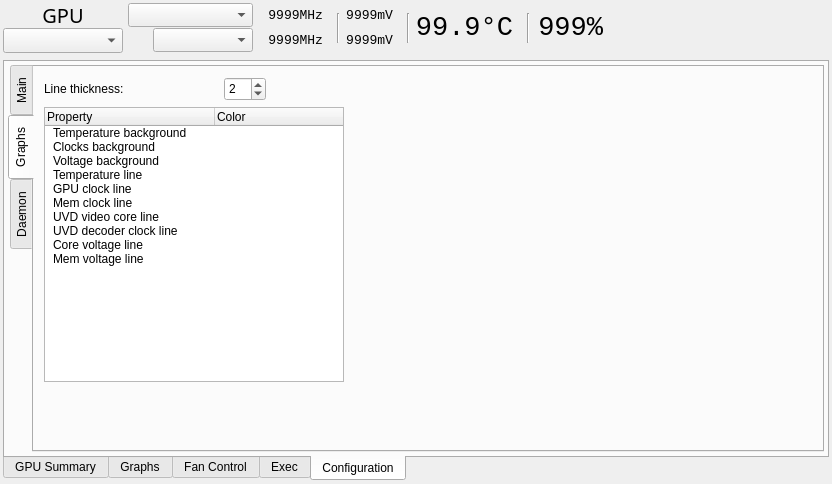
The window that radeon-profile/radeon_profile.ui (marazmista/radeon-profile) describes before a commit, drawn with Qt 5.
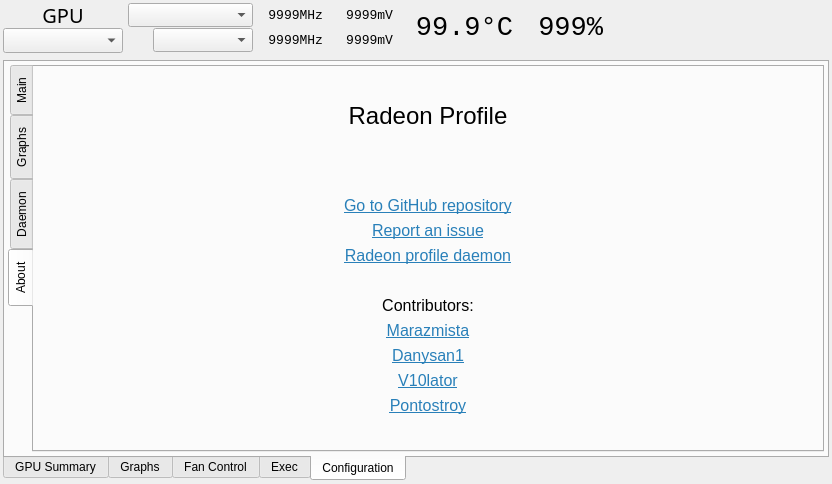
The same window after the commit. The open tabs and pages were chosen to show the change. Icons and pictures are not drawn. Custom widgets are drawn as their Qt base class.

Diff of the .ui file:
```diff
--- a/radeon-profile/radeon_profile.ui
+++ b/radeon-profile/radeon_profile.ui
@@ -305,19 +305,6 @@
         <set>Qt::AlignRight|Qt::AlignTrailing|Qt::AlignVCenter</set>
        </property>
       </widget>
-      <widget class="Line" name="line_clocks">
-       <property name="geometry">
-        <rect>
-         <x>330</x>
-         <y>10</y>
-         <width>10</width>
-         <height>30</height>
-        </rect>
-       </property>
-       <property name="orientation">
-        <enum>Qt::Vertical</enum>
-       </property>
-      </widget>
       <widget class="QLabel" name="l_cVolt">
        <property name="geometry">
         <rect>
@@ -395,32 +382,6 @@
         <set>Qt::AlignRight|Qt::AlignTrailing|Qt::AlignVCenter</set>
        </property>
       </widget>
-      <widget class="Line" name="line_temp">
-       <property name="geometry">
-        <rect>
-         <x>520</x>
-         <y>10</y>
-         <width>10</width>
-         <height>30</height>
-        </rect>
-       </property>
-       <property name="orientation">
-        <enum>Qt::Vertical</enum>
-       </property>
-      </widget>
-      <widget class="Line" name="line_volts">
-       <property name="geometry">
-        <rect>
-         <x>400</x>
-         <y>10</y>
-         <width>10</width>
-         <height>30</height>
-        </rect>
-       </property>
-       <property name="orientation">
-        <enum>Qt::Vertical</enum>
-       </property>
-      </widget>
      </widget>
     </item>
     <item>
@@ -3205,6 +3166,264 @@
             </property>
            </widget>
           </widget>
+          <widget class="QWidget" name="tab_about">
+           <attribute name="title">
+            <string>About</string>
+           </attribute>
+           <layout class="QGridLayout" name="gridLayout_3">
+            <item row="0" column="0">
+             <layout class="QVBoxLayout" name="verticalLayout_16">
+              <item>
+               <spacer name="verticalSpacer_5">
+                <property name="orientation">
+                 <enum>Qt::Vertical</enum>
+                </property>
+                <property name="sizeHint" stdset="0">
+                 <size>
+                  <width>766</width>
+                  <height>27</height>
+                 </size>
+                </property>
+               </spacer>
+              </item>
+              <item>
+               <widget class="QLabel" name="label_radeonProfile">
+                <property name="font">
+                 <font>
+                  <pointsize>18</pointsize>
+                 </font>
+                </property>
+                <property name="text">
+                 <string>Radeon Profile</string>
+                </property>
+                <property name="alignment">
+                 <set>Qt::AlignCenter</set>
+                </property>
+               </widget>
+              </item>
+              <item>
+               <widget class="QLabel" name="label_version">
+                <property name="font">
+                 <font>
+                  <pointsize>12</pointsize>
+                 </font>
+                </property>
+                <property name="text">
+                 <string/>
+                </property>
+                <property name="textFormat">
+                 <enum>Qt::PlainText</enum>
+                </property>
+                <property name="alignment">
+                 <set>Qt::AlignCenter</set>
+                </property>
+               </widget>
+              </item>
+              <item>
+               <spacer name="verticalSpacer">
+                <property name="orientation">
+                 <enum>Qt::Vertical</enum>
+                </property>
+                <property name="sizeHint" stdset="0">
+                 <size>
+                  <width>20</width>
+                  <height>40</height>
+                 </size>
+                </property>
+               </spacer>
+              </item>
+              <item>
+               <widget class="QLabel" name="label_gitHubRepo">
+                <property name="font">
+                 <font>
+                  <pointsize>12</pointsize>
+                 </font>
+                </property>
+                <property name="text">
+                 <string>&lt;html&gt;&lt;head/&gt;&lt;body&gt;&lt;p&gt;&lt;a href=&quot;https://github.com/marazmista/radeon-profile&quot;&gt;&lt;span style=&quot; text-decoration: underline; color:#2980b9;&quot;&gt;Go to GitHub repository&lt;/span&gt;&lt;/a&gt;&lt;/p&gt;&lt;/body&gt;&lt;/html&gt;</string>
+                </property>
+                <property name="textFormat">
+                 <enum>Qt::RichText</enum>
+                </property>
+                <property name="alignment">
+                 <set>Qt::AlignCenter</set>
+                </property>
+                <property name="openExternalLinks">
+                 <bool>true</bool>
+                </property>
+               </widget>
+              </item>
+              <item>
+               <widget class="QLabel" name="label_issues">
+                <property name="font">
+                 <font>
+                  <pointsize>12</pointsize>
+                 </font>
+                </property>
+                <property name="text">
+                 <string>&lt;html&gt;&lt;head/&gt;&lt;body&gt;&lt;p&gt;&lt;a href=&quot;https://github.com/marazmista/radeon-profile/issues&quot;&gt;&lt;span style=&quot; text-decoration: underline; color:#2980b9;&quot;&gt;Report an issue&lt;/span&gt;&lt;/a&gt;&lt;/p&gt;&lt;/body&gt;&lt;/html&gt;</string>
+                </property>
+                <property name="textFormat">
+                 <enum>Qt::RichText</enum>
+                </property>
+                <property name="alignment">
+                 <set>Qt::AlignCenter</set>
+                </property>
+                <property name="openExternalLinks">
+                 <bool>true</bool>
+                </property>
+               </widget>
+              </item>
+              <item>
+               <widget class="QLabel" name="label_gitHubRepo_daemon">
+                <property name="font">
+                 <font>
+                  <pointsize>12</pointsize>
+                 </font>
+                </property>
+                <property name="text">
+                 <string>&lt;html&gt;&lt;head/&gt;&lt;body&gt;&lt;p&gt;&lt;a href=&quot;https://github.com/marazmista/radeon-profile-daemon&quot;&gt;&lt;span style=&quot; text-decoration: underline; color:#2980b9;&quot;&gt;Radeon profile daemon&lt;/span&gt;&lt;/a&gt;&lt;/p&gt;&lt;/body&gt;&lt;/html&gt;</string>
+                </property>
+                <property name="textFormat">
+                 <enum>Qt::RichText</enum>
+                </property>
+                <property name="alignment">
+                 <set>Qt::AlignCenter</set>
+                </property>
+                <property name="openExternalLinks">
+                 <bool>true</bool>
+                </property>
+               </widget>
+              </item>
+              <item>
+               <spacer name="verticalSpacer_6">
+                <property name="orientation">
+                 <enum>Qt::Vertical</enum>
+                </property>
+                <property name="sizeHint" stdset="0">
+                 <size>
+                  <width>766</width>
+                  <height>28</height>
+                 </size>
+                </property>
+               </spacer>
+              </item>
+              <item>
+               <widget class="QLabel" name="label_contributors">
+                <property name="font">
+                 <font>
+                  <pointsize>12</pointsize>
+                 </font>
+                </property>
+                <property name="text">
+                 <string>Contributors:</string>
+                </property>
+                <property name="alignment">
+                 <set>Qt::AlignCenter</set>
+                </property>
+               </widget>
+              </item>
+              <item>
+               <widget class="QLabel" name="label_contributor1">
+                <property name="font">
+                 <font>
+                  <pointsize>12</pointsize>
+                 </font>
+                </property>
+                <property name="text">
+                 <string>&lt;html&gt;&lt;head/&gt;&lt;body&gt;&lt;p&gt;&lt;a href=&quot;https://github.com/marazmista&quot;&gt;&lt;span style=&quot; text-decoration: underline; color:#2980b9;&quot;&gt;Marazmista&lt;/span&gt;&lt;/a&gt;&lt;/p&gt;&lt;/body&gt;&lt;/html&gt;</string>
+                </property>
+                <property name="textFormat">
+                 <enum>Qt::RichText</enum>
+                </property>
+                <property name="alignment">
+                 <set>Qt::AlignCenter</set>
+                </property>
+                <property name="openExternalLinks">
+                 <bool>true</bool>
+                </property>
+               </widget>
+              </item>
+              <item>
+               <widget class="QLabel" name="label_contributor2">
+                <property name="font">
+                 <font>
+                  <pointsize>12</pointsize>
+                 </font>
+                </property>
+                <property name="text">
+                 <string>&lt;html&gt;&lt;head/&gt;&lt;body&gt;&lt;p&gt;&lt;a href=&quot;https://github.com/Danysan1&quot;&gt;&lt;span style=&quot; text-decoration: underline; color:#2980b9;&quot;&gt;Danysan1&lt;/span&gt;&lt;/a&gt;&lt;/p&gt;&lt;/body&gt;&lt;/html&gt;</string>
+                </property>
+                <property name="textFormat">
+                 <enum>Qt::RichText</enum>
+                </property>
+                <property name="alignment">
+                 <set>Qt::AlignCenter</set>
+                </property>
+                <property name="openExternalLinks">
+                 <bool>true</bool>
+                </property>
+               </widget>
+              </item>
+              <item>
+               <widget class="QLabel" name="label_contributor3">
+                <property name="font">
+                 <font>
+                  <pointsize>12</pointsize>
+                 </font>
+                </property>
+                <property name="text">
+                 <string>&lt;html&gt;&lt;head/&gt;&lt;body&gt;&lt;p&gt;&lt;a href=&quot;https://github.com/V10lator&quot;&gt;&lt;span style=&quot; text-decoration: underline; color:#2980b9;&quot;&gt;V10lator&lt;/span&gt;&lt;/a&gt;&lt;/p&gt;&lt;/body&gt;&lt;/html&gt;</string>
+                </property>
+                <property name="textFormat">
+                 <enum>Qt::RichText</enum>
+                </property>
+                <property name="alignment">
+                 <set>Qt::AlignCenter</set>
+                </property>
+                <property name="openExternalLinks">
+                 <bool>true</bool>
+                </property>
+               </widget>
+              </item>
+              <item>
+               <widget class="QLabel" name="label_contributor4">
+                <property name="font">
+                 <font>
+                  <pointsize>12</pointsize>
+                 </font>
+                </property>
+                <property name="text">
+                 <string>&lt;html&gt;&lt;head/&gt;&lt;body&gt;&lt;p&gt;&lt;a href=&quot;https://github.com/pontostroy&quot;&gt;&lt;span style=&quot; text-decoration: underline; color:#2980b9;&quot;&gt;Pontostroy&lt;/span&gt;&lt;/a&gt;&lt;/p&gt;&lt;/body&gt;&lt;/html&gt;</string>
+                </property>
+                <property name="textFormat">
+                 <enum>Qt::RichText</enum>
+                </property>
+                <property name="alignment">
+                 <set>Qt::AlignCenter</set>
+                </property>
+                <property name="openExternalLinks">
+                 <bool>true</bool>
+                </property>
+               </widget>
+              </item>
+              <item>
+               <spacer name="verticalSpacer_7">
+                <property name="orientation">
+                 <enum>Qt::Vertical</enum>
+                </property>
+                <property name="sizeHint" stdset="0">
+                 <size>
+                  <width>766</width>
+                  <height>27</height>
+                 </size>
+                </property>
+               </spacer>
+              </item>
+             </layout>
+            </item>
+           </layout>
+          </widget>
          </widget>
         </item>
        </layout>
```
